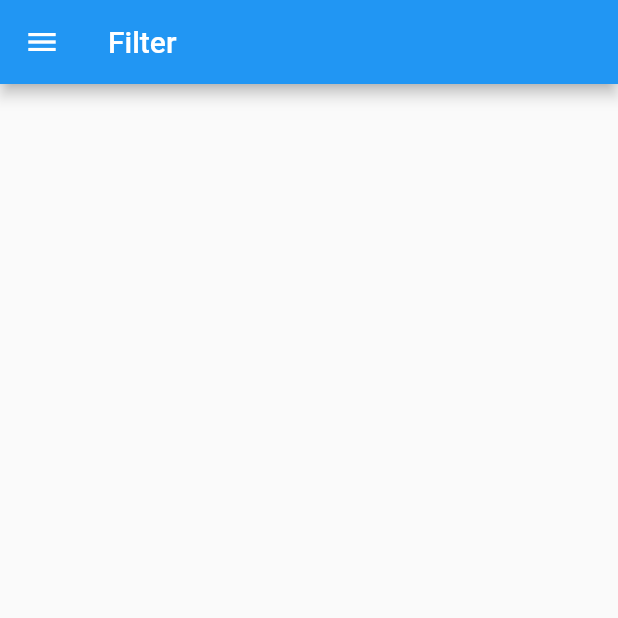
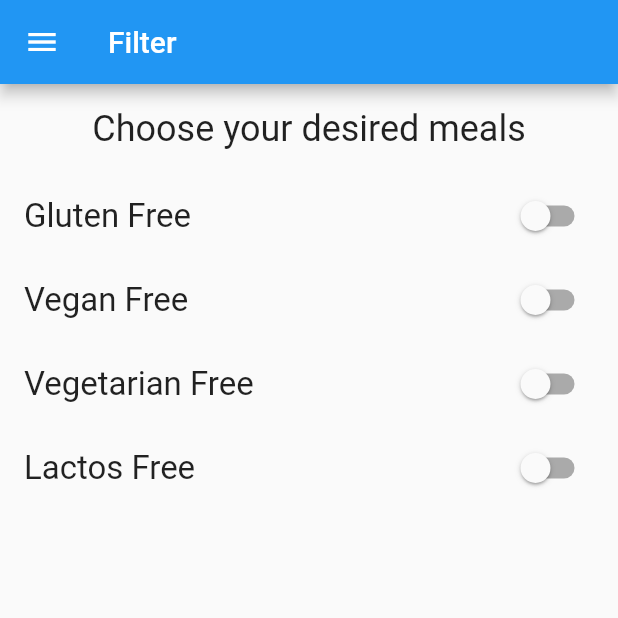
Before and after one commit to CPAD-Kishoreganj/recipies, a Flutter app: the FilterScreen screen opened by its route, on a phone screen of 412 x 824 dp, the top half of it. Run offline on Flutter 3.47's test engine with Material 2 defaults, Android fonts, the phone set to English and light mode, and no system bars.

Commit message:
filterScreen

```diff
--- a/lib/screens/filter_screen.dart
+++ b/lib/screens/filter_screen.dart
@@ -1,9 +1,36 @@
+// ignore_for_file: prefer_const_constructors
+
 import 'package:flutter/material.dart';
 import 'package:recipies/widgets/my_drawer.dart';
 
-class FilterScreen extends StatelessWidget {
+class FilterScreen extends StatefulWidget {
   static const routeName = 'filter-screen';
   const FilterScreen({Key? key}) : super(key: key);
+
+  @override
+  State<FilterScreen> createState() => _FilterScreenState();
+}
+
+class _FilterScreenState extends State<FilterScreen> {
+  bool _isGlutenFree = false;
+  bool _isVeganFree = false;
+  bool _isVegetarianFree = false;
+  bool _isLactoseFree = false;
+
+  Widget buildSwitchListTile(
+    String title,
+    bool value,
+    Function(bool) ontap,
+  ) {
+    return SwitchListTile(
+      title: Text(
+        title,
+        style: TextStyle(fontSize: 22),
+      ),
+      value: value,
+      onChanged: ontap,
+    );
+  }
 
   @override
   Widget build(BuildContext context) {
@@ -12,6 +39,60 @@ class FilterScreen extends StatelessWidget {
         title: Text('Filter'),
       ),
       drawer: MyDrawer(),
+      body: Column(
+        crossAxisAlignment: CrossAxisAlignment.center,
+        children: [
+          Container(
+            padding: EdgeInsets.all(16),
+            child: Text(
+              'Choose your desired meals',
+              style: TextStyle(fontSize: 24),
+            ),
+          ),
+          Expanded(
+            child: ListView(
+              children: [
+                buildSwitchListTile(
+                  'Gluten Free',
+                  _isGlutenFree,
+                  (newValue) {
+                    setState(() {
+                      _isGlutenFree = newValue;
+                    });
+                  },
+                ),
+                buildSwitchListTile(
+                  'Vegan Free',
+                  _isVeganFree,
+                  (newValue) {
+                    setState(() {
+                      _isVeganFree = newValue;
+                    });
+                  },
+                ),
+                buildSwitchListTile(
+                  'Vegetarian Free',
+                  _isVegetarianFree,
+                  (newValue) {
+                    setState(() {
+                      _isVegetarianFree = newValue;
+                    });
+                  },
+                ),
+                buildSwitchListTile(
+                  'Lactos Free',
+                  _isLactoseFree,
+                  (newValue) {
+                    setState(() {
+                      _isLactoseFree = newValue;
+                    });
+                  },
+                ),
+              ],
+            ),
+          ),
+        ],
+      ),
     );
   }
 }
--- a/lib/widgets/my_drawer.dart
+++ b/lib/widgets/my_drawer.dart
@@ -44,7 +44,7 @@ class MyDrawer extends StatelessWidget {
             ),
           ),
           buildListTile('Recipies', Icons.restaurant, () {
-            Navigator.of(context).pushNamed(CategoryScreen.routeName);
+            Navigator.of(context).pushNamed('/');
           }),
           const SizedBox(height: 12),
           buildListTile('Filter', Icons.filter, () {
```
